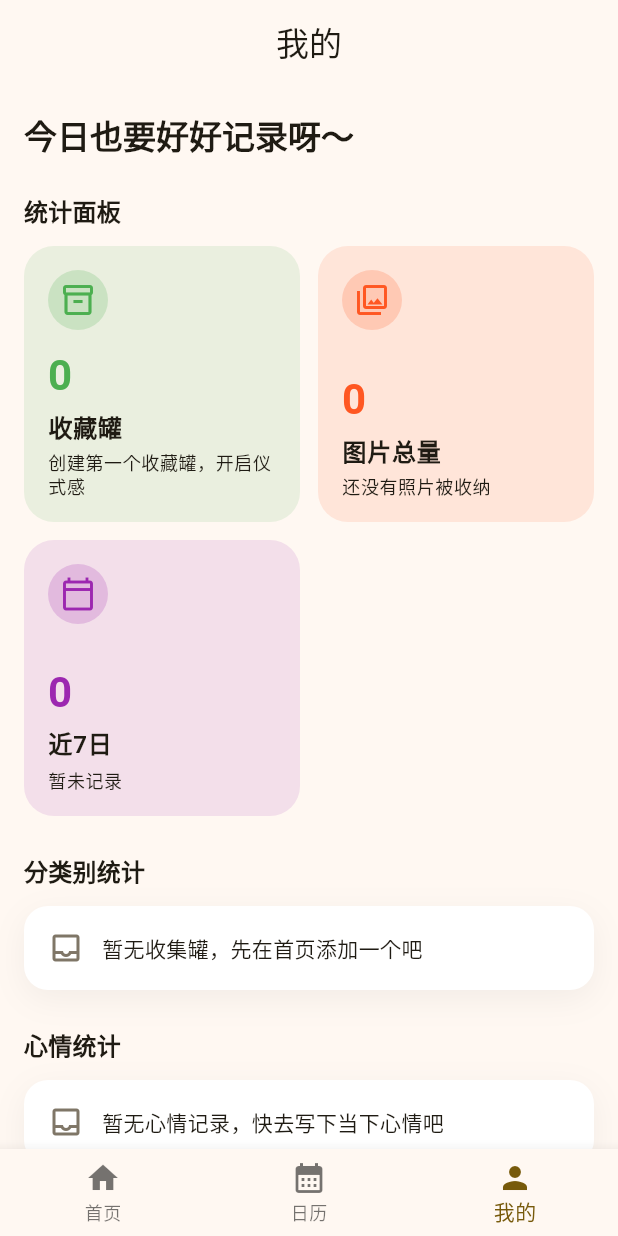
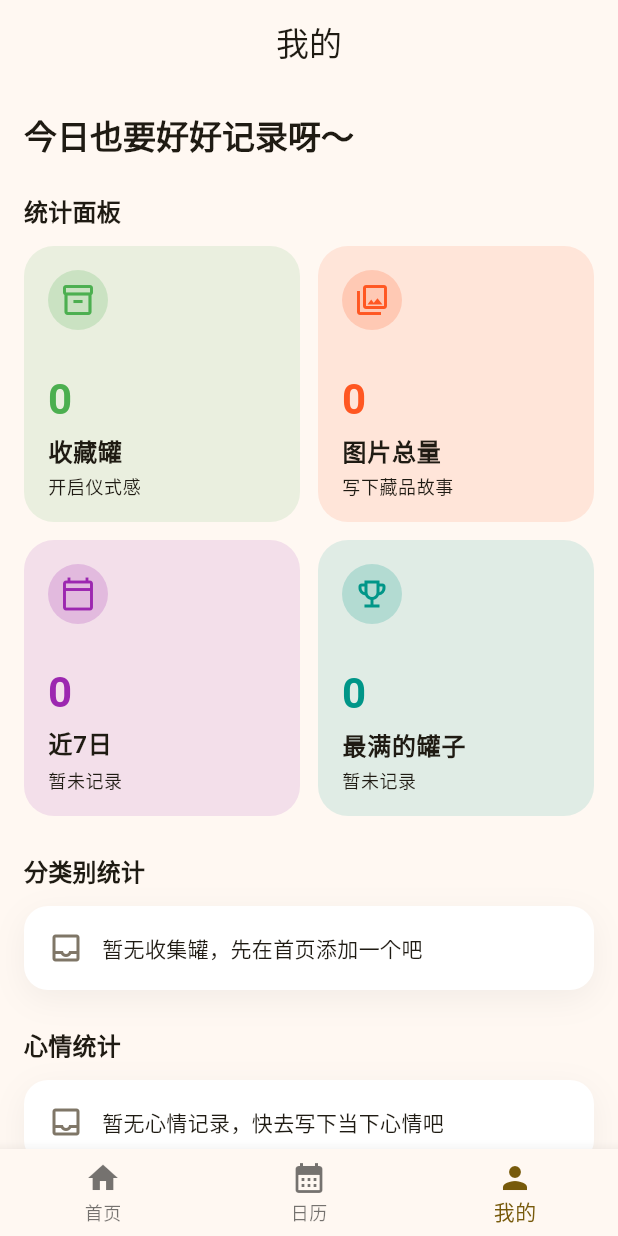
Before and after one commit to inf-xu/colltank, a Flutter app: the ProfilePage screen opened by its route, on a phone screen of 412 x 824 dp. Run offline on Flutter 3.47's test engine with Material 3 defaults, Android fonts, the phone set to English and light mode, and no system bars; our stand-ins replace drift, file_picker, fl_chart, flutter_riverpod, freezed_annotation, go_router and 4 more; missing offline and left inert: crop_your_image, fl_heatmap, gal; accounts and stored records are empty; generated files the repository leaves out were written again.

Commit message:
修复我的页面文字溢出问题

```diff
--- a/lib/features/profile/presentation/pages/profile_page.dart
+++ b/lib/features/profile/presentation/pages/profile_page.dart
@@ -274,7 +274,7 @@ class _ProfilePageState extends ConsumerState<ProfilePage> {
         title: '收藏罐',
         value: '$totalCollections',
         subtitle: totalCollections == 0
-            ? '创建第一个收藏罐，开启仪式感'
+            ? '开启仪式感'
             : '当前已有 $totalCollections 个分类',
         icon: Icons.inventory_2_outlined,
         color: Colors.green,
@@ -282,7 +282,7 @@ class _ProfilePageState extends ConsumerState<ProfilePage> {
       _StatItem(
         title: '图片总量',
         value: '$totalPhotos',
-        subtitle: totalPhotos == 0 ? '还没有照片被收纳' : '累计整理 $totalPhotos 张',
+        subtitle: totalPhotos == 0 ? '写下藏品故事' : '累计整理 $totalPhotos 张',
         icon: Icons.photo_library_outlined,
         color: Colors.deepOrange,
       ),
@@ -293,14 +293,13 @@ class _ProfilePageState extends ConsumerState<ProfilePage> {
         icon: Icons.calendar_today_outlined,
         color: Colors.purple,
       ),
-      if (topCollections.isNotEmpty)
-        _StatItem(
-          title: '最满的罐子',
-          value: topCollections.first.name,
-          subtitle: '已有 ${topCollections.first.itemCount} 张',
-          icon: Icons.emoji_events_outlined,
-          color: Colors.teal,
-        ),
+      _StatItem(
+        title: '最满的罐子',
+        value: topCollections.isNotEmpty ? topCollections.first.name : '0',
+        subtitle: topCollections.isNotEmpty ? '已有 ${topCollections.first.itemCount} 张' : '暂未记录',
+        icon: Icons.emoji_events_outlined,
+        color: Colors.teal,
+      ),
     ];
   }
 
```
